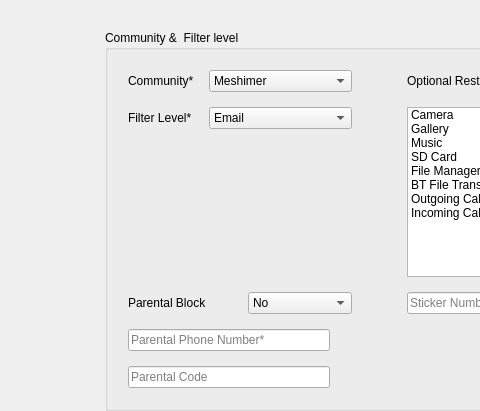
Above: gui/customerinfowgt.ui from seniordev312/CSharpEncryptionWinClient before the change; both pictures show x 425 to 905 and y 0 to 411 of the 1085 by 640 pixel window. Below: the same form after it.
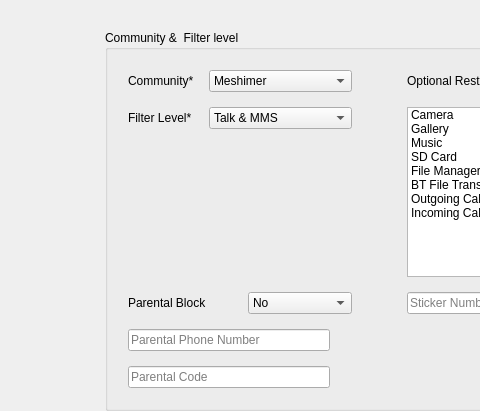
That is the form after the change.

The edit to the form file:
```diff
--- a/gui/customerinfowgt.ui
+++ b/gui/customerinfowgt.ui
@@ -198,7 +198,7 @@
              <item>
               <widget class="QLineEdit" name="lineEditParentalPhoneNumber">
                <property name="placeholderText">
-                <string>Parental Phone Number*</string>
+                <string>Parental Phone Number</string>
                </property>
               </widget>
              </item>
@@ -418,11 +418,9 @@
               <verstretch>0</verstretch>
              </sizepolicy>
             </property>
-            <item>
-             <property name="text">
-              <string>Email</string>
-             </property>
-            </item>
+            <property name="currentIndex">
+             <number>0</number>
+            </property>
             <item>
              <property name="text">
               <string>Talk &amp; MMS</string>
```
Left out of the diff: 5 changed lines with no effect on the pictures.
